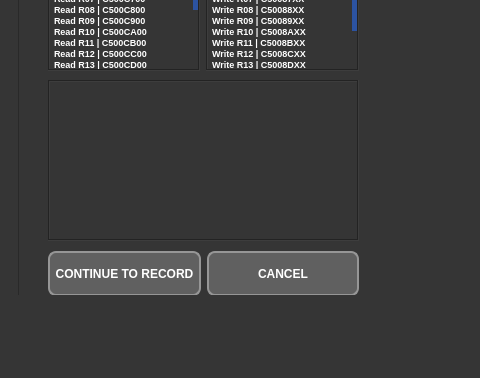
Qt form src/micromap/interface/interface_gui.ui (nnc-ufmg/micromap) before a commit; both pictures show x 0 to 480 and y 344 to 722 of the 1188 by 722 pixel window.
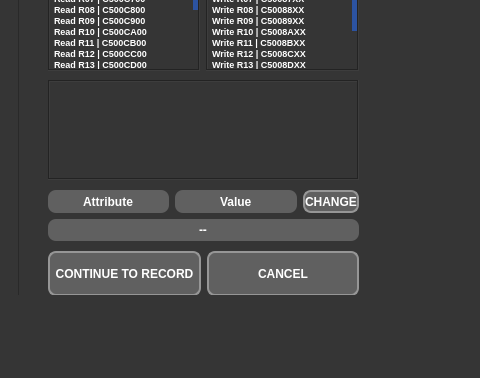
The same form after that commit. The open tabs and pages were chosen to show the change. Icons and pictures are not drawn. Custom widgets are drawn as their Qt base class.

Commit message: add change attr advanced

What changed in the file:
```diff
--- a/src/micromap/interface/interface_gui.ui
+++ b/src/micromap/interface/interface_gui.ui
@@ -2224,7 +2224,7 @@
                <x>30</x>
                <y>310</y>
                <width>311</width>
-               <height>161</height>
+               <height>100</height>
               </rect>
              </property>
              <property name="sizePolicy">
@@ -2329,6 +2329,109 @@
               </item>
              </layout>
             </widget>
+            <widget class="QWidget" name="gridLayoutWidget">
+             <property name="geometry">
+              <rect>
+               <x>30</x>
+               <y>420</y>
+               <width>311</width>
+               <height>51</height>
+              </rect>
+             </property>
+             <layout class="QGridLayout" name="gridLayout_2">
+              <item row="0" column="0">
+               <widget class="QLineEdit" name="attr_lineedit">
+                <property name="sizePolicy">
+                 <sizepolicy hsizetype="Preferred" vsizetype="Preferred">
+                  <horstretch>0</horstretch>
+                  <verstretch>0</verstretch>
+                 </sizepolicy>
+                </property>
+                <property name="styleSheet">
+                 <string notr="true">QLineEdit{border:#969696;background-color:#606060;border-radius:8px;;color:#FFFFFF;font:7pt&quot;DejaVu Sans&quot;;font-weight:bold;}QLabel{color:#FFFFFF;font:7pt&quot;DejaVu Sans&quot;;font-weight:bold;}</string>
+                </property>
+                <property name="text">
+                 <string>Attribute</string>
+                </property>
+                <property name="alignment">
+                 <set>Qt::AlignCenter</set>
+                </property>
+               </widget>
+              </item>
+              <item row="0" column="1">
+               <widget class="QLineEdit" name="value_lineedit">
+                <property name="sizePolicy">
+                 <sizepolicy hsizetype="Preferred" vsizetype="Preferred">
+                  <horstretch>0</horstretch>
+                  <verstretch>0</verstretch>
+                 </sizepolicy>
+                </property>
+                <property name="styleSheet">
+                 <string notr="true">QLineEdit{border:#969696;background-color:#606060;border-radius:8px;;color:#FFFFFF;font:7pt&quot;DejaVu Sans&quot;;font-weight:bold;}QLabel{color:#FFFFFF;font:7pt&quot;DejaVu Sans&quot;;font-weight:bold;}</string>
+                </property>
+                <property name="text">
+                 <string>Value</string>
+                </property>
+                <property name="alignment">
+                 <set>Qt::AlignCenter</set>
+                </property>
+               </widget>
+              </item>
+              <item row="0" column="2">
+               <widget class="QPushButton" name="change_button">
+                <property name="sizePolicy">
+                 <sizepolicy hsizetype="Preferred" vsizetype="Preferred">
+                  <horstretch>0</horstretch>
+                  <verstretch>0</verstretch>
+                 </sizepolicy>
+                </property>
+                <property name="minimumSize">
+                 <size>
+                  <width>0</width>
+                  <height>0</height>
+                 </size>
+                </property>
+                <property name="cursor">
+                 <cursorShape>PointingHandCursor</cursorShape>
+                </property>
+                <property name="toolTip">
+                 <string>&lt;html&gt;&lt;head/&gt;&lt;body&gt;&lt;p&gt;&lt;span style=&quot; font-family:'Calibri','sans-serif';&quot;&gt;Continue to visualization mode with advanced options applied.&lt;/span&gt;&lt;/p&gt;&lt;/body&gt;&lt;/html&gt;</string>
+                </property>
+                <property name="styleSheet">
+                 <string notr="true">QPushButton{border:2px solid #A21F27;border-radius:8px;background-color:#2C53A1;color:#FFFFFF;font:7pt&quot;DejaVu Sans&quot;;font-weight:bold;}QPushButton:pressed{border:2px solid #A21F27;border-radius:8px;background-color:#A21F27;color:#FFFFFF;}QPushButton::!enabled{border:2px solid #969696;border-radius:8px;background-color:#606060;color:#FFFFFF;font:7pt&quot;DejaVu Sans&quot;;font-weight:bold;}</string>
+                </property>
+                <property name="text">
+                 <string notr="true">CHANGE</string>
+                </property>
+                <property name="checked">
+                 <bool>false</bool>
+                </property>
+               </widget>
+              </item>
+              <item row="1" column="0" colspan="3">
+               <widget class="QLineEdit" name="change_lineedit">
+                <property name="sizePolicy">
+                 <sizepolicy hsizetype="Preferred" vsizetype="Preferred">
+                  <horstretch>0</horstretch>
+                  <verstretch>0</verstretch>
+                 </sizepolicy>
+                </property>
+                <property name="styleSheet">
+                 <string notr="true">QLineEdit{border:#969696;background-color:#606060;border-radius:8px;;color:#FFFFFF;font:7pt&quot;DejaVu Sans&quot;;font-weight:bold;}QLabel{color:#FFFFFF;font:7pt&quot;DejaVu Sans&quot;;font-weight:bold;}</string>
+                </property>
+                <property name="text">
+                 <string>--</string>
+                </property>
+                <property name="alignment">
+                 <set>Qt::AlignCenter</set>
+                </property>
+                <property name="readOnly">
+                 <bool>true</bool>
+                </property>
+               </widget>
+              </item>
+             </layout>
+            </widget>
            </widget>
           </widget>
          </widget>
```
Left out of the diff: 6 changed lines with no effect on the pictures. The commit also changes 1 other file.
